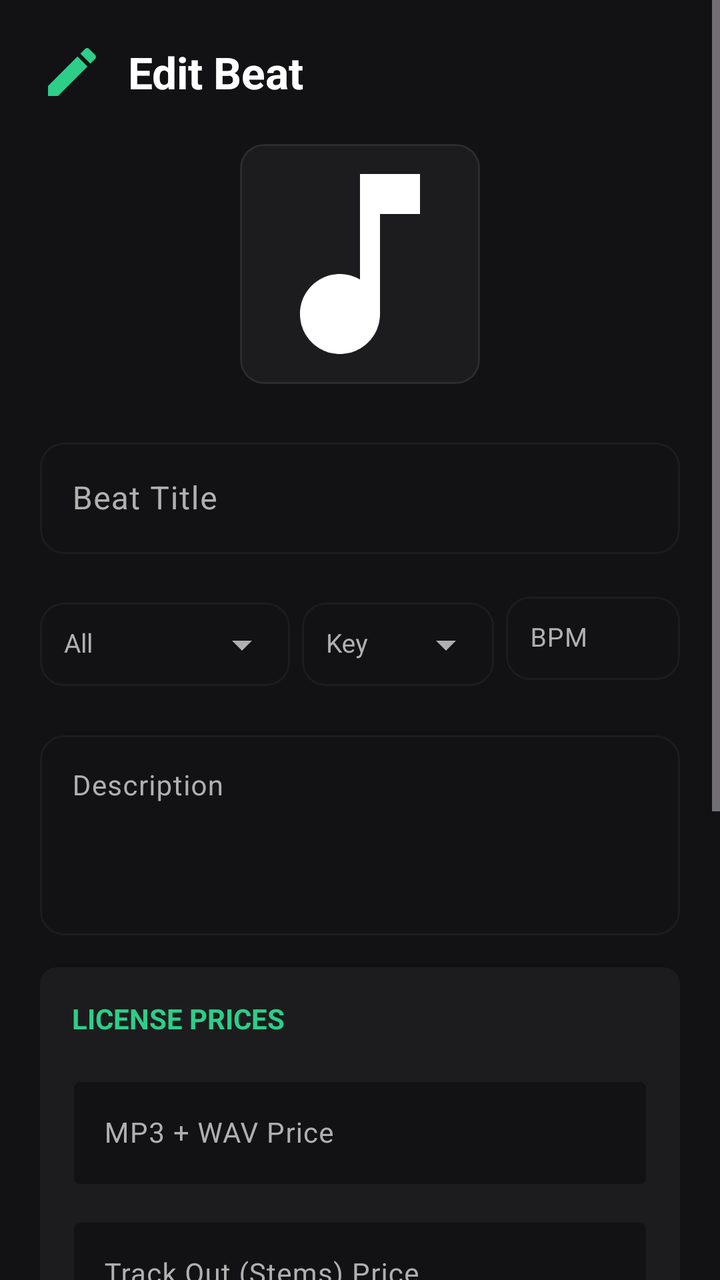
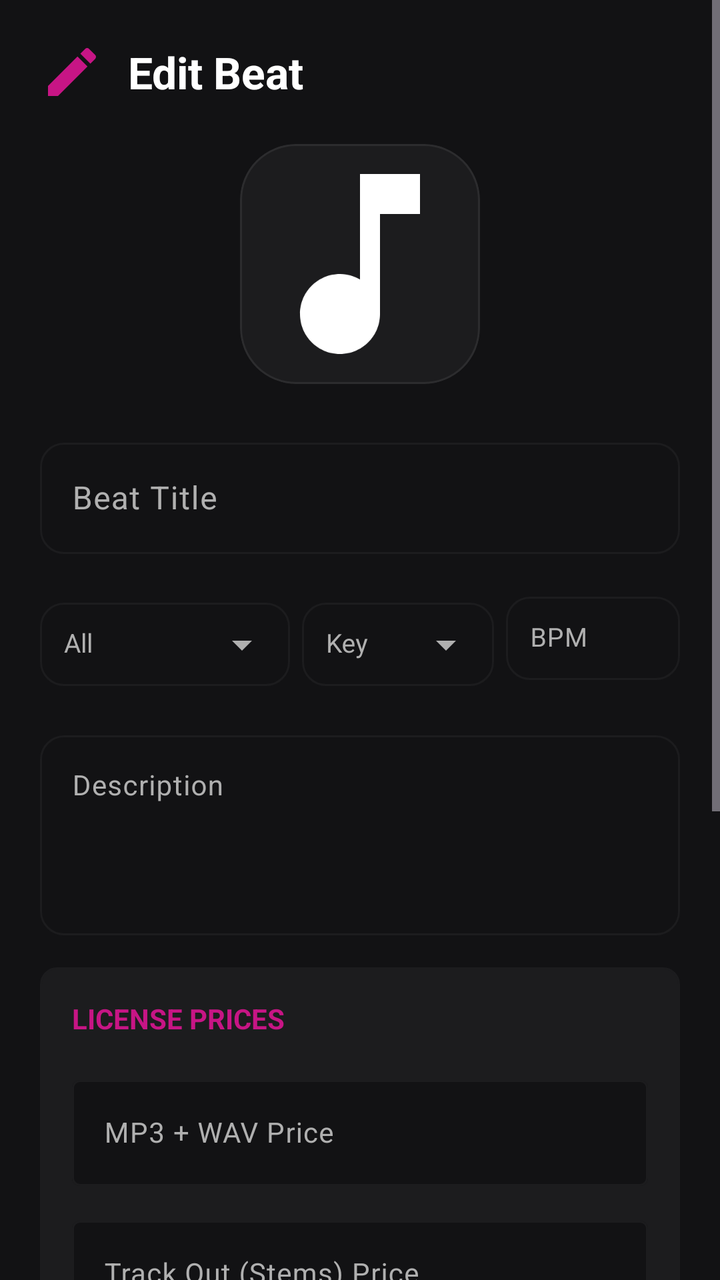

Screens rendered from an Android XML layout before and after an edit, with the pre-edit source and the edit as a unified diff.
<!-- AndroidManifest.xml: application theme Theme.BeatHouse.Splash -->
<!-- res/layout/dialog_edit_beat.xml -->
<?xml version="1.0" encoding="utf-8"?>
<ScrollView xmlns:android="http://schemas.android.com/apk/res/android"
    xmlns:app="http://schemas.android.com/apk/res-auto"
    android:layout_width="match_parent"
    android:layout_height="wrap_content"
    android:background="@color/surface"
    android:padding="0dp">

    <LinearLayout
        android:layout_width="match_parent"
        android:layout_height="wrap_content"
        android:orientation="vertical"
        android:padding="20dp">

        
        <LinearLayout
            android:layout_width="match_parent"
            android:layout_height="wrap_content"
            android:orientation="horizontal"
            android:gravity="center_vertical"
            android:layout_marginBottom="20dp">

            <ImageView
                android:layout_width="32dp"
                android:layout_height="32dp"
                android:src="@drawable/ic_edit"
                app:tint="@color/primary"
                android:layout_marginEnd="12dp" />

            <TextView
                android:layout_width="wrap_content"
                android:layout_height="wrap_content"
                android:text="@string/edit_beat"
                android:textSize="22sp"
                android:textStyle="bold"
                android:textColor="@color/on_surface" />

        </LinearLayout>

        
        <com.google.android.material.card.MaterialCardView
            android:layout_width="wrap_content"
            android:layout_height="wrap_content"
            android:layout_gravity="center_horizontal"
            android:layout_marginBottom="24dp"
            app:cardCornerRadius="12dp"
            app:cardElevation="0dp"
            app:strokeColor="@color/outline_variant"
            app:strokeWidth="1dp">

            <ImageView
                android:id="@+id/ivCurrentCover"
                android:layout_width="120dp"
                android:layout_height="120dp"
                android:scaleType="centerCrop"
                android:src="@drawable/ic_music_note" />

        </com.google.android.material.card.MaterialCardView>

        
        <com.google.android.material.textfield.TextInputLayout
            android:layout_width="match_parent"
            android:layout_height="wrap_content"
            android:layout_marginBottom="16dp"
            style="@style/Widget.Material3.TextInputLayout.OutlinedBox"
            app:boxCornerRadiusTopStart="12dp"
            app:boxCornerRadiusTopEnd="12dp"
            app:boxCornerRadiusBottomStart="12dp"
            app:boxCornerRadiusBottomEnd="12dp">

            <com.google.android.material.textfield.TextInputEditText
                android:id="@+id/etEditTitle"
                android:layout_width="match_parent"
                android:layout_height="wrap_content"
                android:hint="@string/beat_title"
                android:textColor="@color/on_surface"
                android:textSize="16sp" />

        </com.google.android.material.textfield.TextInputLayout>

        
        <LinearLayout
            android:layout_width="match_parent"
            android:layout_height="wrap_content"
            android:orientation="horizontal"
            android:layout_marginBottom="16dp"
            android:baselineAligned="false">

            <com.google.android.material.textfield.TextInputLayout
                android:layout_width="0dp"
                android:layout_height="wrap_content"
                android:layout_weight="1.3"
                android:layout_marginEnd="6dp"
                style="@style/Widget.Material3.TextInputLayout.OutlinedBox"
                app:endIconMode="dropdown_menu"
                app:boxCornerRadiusTopStart="12dp"
                app:boxCornerRadiusTopEnd="12dp"
                app:boxCornerRadiusBottomStart="12dp"
                app:boxCornerRadiusBottomEnd="12dp">

                <AutoCompleteTextView
                    android:id="@+id/etEditGenre"
                    android:layout_width="match_parent"
                    android:layout_height="wrap_content"
                    android:hint="@string/genre_all"
                    android:textColor="@color/on_surface"
                    android:textSize="13sp"
                    android:completionThreshold="0"
                    android:padding="12dp"
                    android:singleLine="true"
                    android:maxLines="1"
                    android:ellipsize="end" />

            </com.google.android.material.textfield.TextInputLayout>

            <com.google.android.material.textfield.TextInputLayout
                android:layout_width="0dp"
                android:layout_height="wrap_content"
                android:layout_weight="1"
                android:layout_marginEnd="6dp"
                style="@style/Widget.Material3.TextInputLayout.OutlinedBox"
                app:endIconMode="dropdown_menu"
                app:boxCornerRadiusTopStart="12dp"
                app:boxCornerRadiusTopEnd="12dp"
                app:boxCornerRadiusBottomStart="12dp"
                app:boxCornerRadiusBottomEnd="12dp">

                <AutoCompleteTextView
                    android:id="@+id/etEditKey"
                    android:layout_width="match_parent"
                    android:layout_height="wrap_content"
                    android:hint="@string/select_key"
                    android:textColor="@color/on_surface"
                    android:textSize="13sp"
                    android:completionThreshold="0"
                    android:padding="12dp"
                    android:singleLine="true"
                    android:maxLines="1"
                    android:ellipsize="end" />

            </com.google.android.material.textfield.TextInputLayout>

            <com.google.android.material.textfield.TextInputLayout
                android:layout_width="0dp"
                android:layout_height="wrap_content"
                android:layout_weight="0.9"
                style="@style/Widget.Material3.TextInputLayout.OutlinedBox"
                app:boxCornerRadiusTopStart="12dp"
                app:boxCornerRadiusTopEnd="12dp"
                app:boxCornerRadiusBottomStart="12dp"
                app:boxCornerRadiusBottomEnd="12dp">

                <com.google.android.material.textfield.TextInputEditText
                    android:id="@+id/etEditBpm"
                    android:layout_width="match_parent"
                    android:layout_height="wrap_content"
                    android:hint="BPM"
                    android:inputType="number"
                    android:textColor="@color/on_surface"
                    android:textSize="13sp"
                    android:padding="12dp"
                    android:singleLine="true"
                    android:maxLines="1" />

            </com.google.android.material.textfield.TextInputLayout>

        </LinearLayout>

        
        <com.google.android.material.textfield.TextInputLayout
            android:id="@+id/layoutDescription"
            android:layout_width="match_parent"
            android:layout_height="wrap_content"
            android:layout_marginBottom="16dp"
            style="@style/Widget.Material3.TextInputLayout.OutlinedBox"
            app:boxCornerRadiusTopStart="12dp"
            app:boxCornerRadiusTopEnd="12dp"
            app:boxCornerRadiusBottomStart="12dp"
            app:boxCornerRadiusBottomEnd="12dp">

            <com.google.android.material.textfield.TextInputEditText
                android:id="@+id/etEditDescription"
                android:layout_width="match_parent"
                android:layout_height="100dp"
                android:hint="@string/description"
                android:gravity="top"
                android:inputType="textMultiLine"
                android:textColor="@color/on_surface"
                android:textSize="14sp" />

        </com.google.android.material.textfield.TextInputLayout>

        
        <LinearLayout
            android:id="@+id/licensePricesLayout"
            android:layout_width="match_parent"
            android:layout_height="wrap_content"
            android:orientation="vertical"
            android:layout_marginBottom="16dp"
            android:padding="16dp"
            android:background="@drawable/rounded_rectangle_outline"
            android:backgroundTint="@color/surface_container">

            <TextView
                android:id="@+id/tvLicensePricesHeader"
                android:layout_width="wrap_content"
                android:layout_height="wrap_content"
                android:text="@string/license_prices"
                android:textSize="14sp"
                android:textStyle="bold"
                android:textColor="@color/primary"
                android:textAllCaps="true"
                android:layout_marginBottom="16dp" />

            <com.google.android.material.textfield.TextInputLayout
                android:id="@+id/layoutPriceMp3Wav"
                android:layout_width="match_parent"
                android:layout_height="wrap_content"
                android:layout_marginBottom="12dp"
                style="@style/Widget.Material3.TextInputLayout.OutlinedBox"
                app:boxBackgroundColor="@color/surface">

                <com.google.android.material.textfield.TextInputEditText
                    android:id="@+id/etEditPriceMp3Wav"
                    android:layout_width="match_parent"
                    android:layout_height="wrap_content"
                    android:hint="@string/price_mp3_wav"
                    android:inputType="numberDecimal"
                    android:textColor="@color/on_surface"
                    android:textSize="14sp" />

            </com.google.android.material.textfield.TextInputLayout>

            <com.google.android.material.textfield.TextInputLayout
                android:id="@+id/layoutPriceTrackOut"
                android:layout_width="match_parent"
                android:layout_height="wrap_content"
                android:layout_marginBottom="12dp"
                style="@style/Widget.Material3.TextInputLayout.OutlinedBox"
                app:boxBackgroundColor="@color/surface">

                <com.google.android.material.textfield.TextInputEditText
                    android:id="@+id/etEditPriceTrackOut"
                    android:layout_width="match_parent"
                    android:layout_height="wrap_content"
                    android:hint="@string/price_track_out"
                    android:inputType="numberDecimal"
                    android:textColor="@color/on_surface"
                    android:textSize="14sp" />

            </com.google.android.material.textfield.TextInputLayout>

            <com.google.android.material.textfield.TextInputLayout
                android:id="@+id/layoutPriceExclusive"
                android:layout_width="match_parent"
                android:layout_height="wrap_content"
                style="@style/Widget.Material3.TextInputLayout.OutlinedBox"
                app:boxBackgroundColor="@color/surface">

                <com.google.android.material.textfield.TextInputEditText
                    android:id="@+id/etEditPriceExclusive"
                    android:layout_width="match_parent"
                    android:layout_height="wrap_content"
                    android:hint="@string/price_exclusive"
                    android:inputType="numberDecimal"
                    android:textColor="@color/on_surface"
                    android:textSize="14sp" />

            </com.google.android.material.textfield.TextInputLayout>

        </LinearLayout>

        
        <com.google.android.material.card.MaterialCardView
            android:layout_width="match_parent"
            android:layout_height="wrap_content"
            android:layout_marginBottom="24dp"
            app:cardCornerRadius="12dp"
            app:cardElevation="0dp"
            app:cardBackgroundColor="@color/surface_container"
            app:strokeColor="@color/outline_variant"
            app:strokeWidth="0.5dp">

            <LinearLayout
                android:layout_width="match_parent"
                android:layout_height="wrap_content"
                android:orientation="horizontal"
                android:padding="16dp"
                android:gravity="center_vertical">

                <TextView
                    android:layout_width="0dp"
                    android:layout_height="wrap_content"
                    android:layout_weight="1"
                    android:text="@string/free_beat"
                    android:textColor="@color/on_surface"
                    android:textStyle="bold"
                    android:textSize="16sp" />

                <com.google.android.material.switchmaterial.SwitchMaterial
                    android:id="@+id/switchEditFree"
                    android:layout_width="wrap_content"
                    android:layout_height="wrap_content"
                    app:thumbTint="@color/primary"
                    app:trackTint="@color/outline_variant" />

            </LinearLayout>

        </com.google.android.material.card.MaterialCardView>

        
        <com.google.android.material.button.MaterialButton
            android:id="@+id/btnUpdateCover"
            style="@style/Widget.Material3.Button.OutlinedButton"
            android:layout_width="match_parent"
            android:layout_height="52dp"
            android:layout_marginBottom="12dp"
            android:text="@string/select_cover"
            app:cornerRadius="12dp" />

        <com.google.android.material.button.MaterialButton
            android:id="@+id/btnSaveBeat"
            android:layout_width="match_parent"
            android:layout_height="56dp"
            android:text="@string/save"
            app:cornerRadius="12dp"
            android:textStyle="bold" />

        <ProgressBar
            android:id="@+id/progressBar"
            android:layout_width="wrap_content"
            android:layout_height="wrap_content"
            android:layout_gravity="center"
            android:layout_marginTop="16dp"
            android:visibility="gone" />

    </LinearLayout>

</ScrollView>
<!-- resources referenced by this layout -->
<resources>
  <color name="on_surface">#FFFFFF</color>
  <color name="outline_variant">#2C2C2E</color>
  <color name="primary">#2DCE89</color>
  <color name="surface">#121214</color>
  <color name="surface_container">#1C1C1E</color>
  <!-- drawable rounded_rectangle_outline (drawable) -->
  <shape xmlns:android="http://schemas.android.com/apk/res/android">
      <corners android:radius="8dp" />
      <solid android:color="@color/surface" />
      <stroke android:width="1dp" android:color="@color/outline" />
  </shape>
  <string name="beat_title">Beat Title</string>
  <string name="description">Description</string>
  <string name="edit_beat">Edit Beat</string>
  <string name="free_beat">Free Beat</string>
  <string name="genre_all">All</string>
  <string name="license_prices">License Prices</string>
  <string name="price_exclusive">Exclusive Rights Price</string>
  <string name="price_mp3_wav">MP3 + WAV Price</string>
  <string name="price_track_out">Track Out (Stems) Price</string>
  <string name="save">Save</string>
  <string name="select_cover">Select Cover Image</string>
  <string name="select_key">Key</string>
  <style name="Theme.BeatHouse.Splash" parent="Theme.BeatHouse">
          <item name="android:windowBackground">@color/background</item>
      </style>
  <color name="outline">#1C1C1E</color>
  <color name="background">#0B0B0D</color>
  <color name="primary_container">#004D40</color>
  <color name="on_primary">#FFFFFF</color>
  <color name="secondary">#8E8E93</color>
  <color name="secondary_container">#1C1C1E</color>
  <color name="on_secondary">#FFFFFF</color>
  <color name="error">#FF453A</color>
  <color name="error_container">#330000</color>
  <color name="surface_variant">#1A1A1C</color>
  <color name="on_surface_variant">#B0B0B0</color>
  <style name="Widget.BeatHouse.Button" parent="Widget.Material3.Button">
          <item name="android:textSize">16sp</item>
          <item name="android:textStyle">bold</item>
          <item name="cornerRadius">12dp</item>
          <item name="iconGravity">textStart</item>
          <item name="iconPadding">8dp</item>
          <item name="android:insetTop">4dp</item>
          <item name="android:insetBottom">4dp</item>
          <item name="backgroundTint">@color/primary</item>
          <item name="android:textColor">@color/on_primary</item>
      </style>
  <style name="Widget.BeatHouse.Card" parent="Widget.Material3.CardView.Elevated">
          <item name="cardCornerRadius">16dp</item>
          <item name="cardElevation">0dp</item>
          <item name="strokeColor">@color/outline</item>
          <item name="strokeWidth">1dp</item>
          <item name="cardBackgroundColor">@color/surface_container</item>
      </style>
  <style name="Widget.BeatHouse.BottomNavigation" parent="Widget.Material3.BottomNavigationView">
          <item name="itemIconTint">@color/bottom_nav_icon_tint</item>
          <item name="itemTextColor">@color/bottom_nav_text_tint</item>
          <item name="itemBackground">@color/surface</item>
          <item name="android:background">@color/surface</item>
          <item name="elevation">0dp</item>
          <item name="itemPaddingTop">12dp</item>
          <item name="itemPaddingBottom">12dp</item>
      </style>
  <style name="Widget.BeatHouse.AppBarLayout" parent="Widget.Material3.AppBarLayout">
          <item name="android:background">@color/surface</item>
          <item name="backgroundTint">@color/surface</item>
      </style>
  <style name="Widget.BeatHouse.Chip" parent="Widget.Material3.Chip.Filter">
          <item name="chipCornerRadius">12dp</item>
          <item name="chipStrokeColor">@color/outline</item>
          <item name="chipStrokeWidth">1dp</item>
          <item name="android:textColor">@color/on_surface_variant</item>
          <item name="chipBackgroundColor">@color/surface_container</item>
          <item name="checkedIconTint">@color/primary</item>
          <item name="android:textSize">14sp</item>
      </style>
  <!-- unchanged entries left out for length: 4 -->
</resources>

<!-- the commit's change to res/layout/dialog_edit_beat.xml (unified diff, before → after) -->
@@ -43,7 +43,7 @@
             android:layout_height="wrap_content"
             android:layout_gravity="center_horizontal"
             android:layout_marginBottom="24dp"
-            app:cardCornerRadius="12dp"
+            style="@style/Widget.BeatHouse.Card"
             app:cardElevation="0dp"
             app:strokeColor="@color/outline_variant"
             app:strokeWidth="1dp">
@@ -275,7 +275,7 @@
             android:layout_width="match_parent"
             android:layout_height="wrap_content"
             android:layout_marginBottom="24dp"
-            app:cardCornerRadius="12dp"
+            style="@style/Widget.BeatHouse.Card"
             app:cardElevation="0dp"
             app:cardBackgroundColor="@color/surface_container"
             app:strokeColor="@color/outline_variant"
@@ -316,14 +316,14 @@
             android:layout_height="52dp"
             android:layout_marginBottom="12dp"
             android:text="@string/select_cover"
-            app:cornerRadius="12dp" />
+            app:cornerRadius="24dp" />
 
         <com.google.android.material.button.MaterialButton
             android:id="@+id/btnSaveBeat"
             android:layout_width="match_parent"
             android:layout_height="56dp"
             android:text="@string/save"
-            app:cornerRadius="12dp"
+            app:cornerRadius="24dp"
             android:textStyle="bold" />
 
         <ProgressBar
<!-- resource entries referenced after the edit -->
@@ -2,7 +2,7 @@
 <resources>
   <color name="on_surface">#FFFFFF</color>
   <color name="outline_variant">#2C2C2E</color>
-  <color name="primary">#2DCE89</color>
+  <color name="primary">#C71585</color>
   <color name="surface">#121214</color>
   <color name="surface_container">#1C1C1E</color>
   <!-- drawable rounded_rectangle_outline (drawable) -->
@@ -28,7 +28,7 @@
       </style>
   <color name="outline">#1C1C1E</color>
   <color name="background">#0B0B0D</color>
-  <color name="primary_container">#004D40</color>
+  <color name="primary_container">#4D0033</color>
   <color name="on_primary">#FFFFFF</color>
   <color name="secondary">#8E8E93</color>
   <color name="secondary_container">#1C1C1E</color>
@@ -40,7 +40,7 @@
   <style name="Widget.BeatHouse.Button" parent="Widget.Material3.Button">
           <item name="android:textSize">16sp</item>
           <item name="android:textStyle">bold</item>
-          <item name="cornerRadius">12dp</item>
+          <item name="cornerRadius">24dp</item>
           <item name="iconGravity">textStart</item>
           <item name="iconPadding">8dp</item>
           <item name="android:insetTop">4dp</item>
@@ -49,7 +49,7 @@
           <item name="android:textColor">@color/on_primary</item>
       </style>
   <style name="Widget.BeatHouse.Card" parent="Widget.Material3.CardView.Elevated">
-          <item name="cardCornerRadius">16dp</item>
+          <item name="cardCornerRadius">28dp</item>
           <item name="cardElevation">0dp</item>
           <item name="strokeColor">@color/outline</item>
           <item name="strokeWidth">1dp</item>
@@ -58,18 +58,19 @@
   <style name="Widget.BeatHouse.BottomNavigation" parent="Widget.Material3.BottomNavigationView">
           <item name="itemIconTint">@color/bottom_nav_icon_tint</item>
           <item name="itemTextColor">@color/bottom_nav_text_tint</item>
-          <item name="itemBackground">@color/surface</item>
-          <item name="android:background">@color/surface</item>
+          <item name="itemBackground">@android:color/transparent</item>
+          <item name="android:background">@android:color/transparent</item>
           <item name="elevation">0dp</item>
           <item name="itemPaddingTop">12dp</item>
           <item name="itemPaddingBottom">12dp</item>
+          <item name="labelVisibilityMode">unlabeled</item>
       </style>
   <style name="Widget.BeatHouse.AppBarLayout" parent="Widget.Material3.AppBarLayout">
           <item name="android:background">@color/surface</item>
           <item name="backgroundTint">@color/surface</item>
       </style>
   <style name="Widget.BeatHouse.Chip" parent="Widget.Material3.Chip.Filter">
-          <item name="chipCornerRadius">12dp</item>
+          <item name="chipCornerRadius">20dp</item>
           <item name="chipStrokeColor">@color/outline</item>
           <item name="chipStrokeWidth">1dp</item>
           <item name="android:textColor">@color/on_surface_variant</item>
